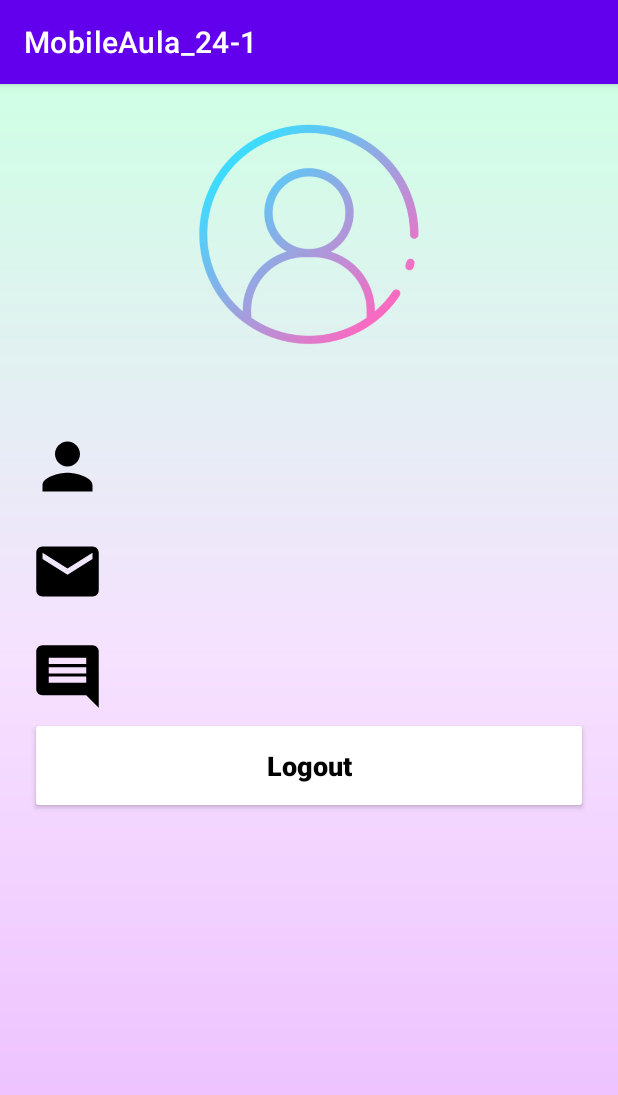
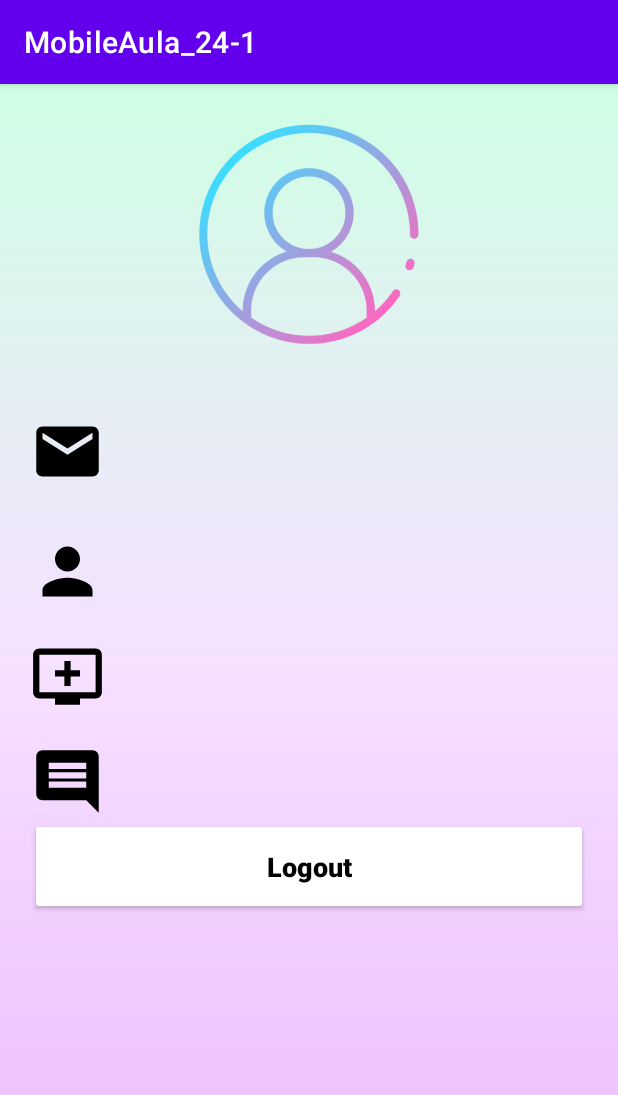
Before and after one commit to machado-gabys/Dev-Mobile-2024-1, an Android app: the PagInicial screen opened directly, with no data from a screen before it, on a phone screen of 412 x 824 dp. Shown: the top 1095 px of the screen. Run offline under Robolectric (Android 15) with nearby library versions, the phone set to English and light mode, and no system bars; our stand-ins replace Volley.

Commit message:
Atividade 1 atualizada

```diff
--- a/Atividade1/app/src/main/AndroidManifest.xml
+++ b/Atividade1/app/src/main/AndroidManifest.xml
@@ -3,6 +3,7 @@
     xmlns:tools="http://schemas.android.com/tools">
 
     <uses-permission android:name="android.permission.INTERNET" />
+
 
 
     <application
--- a/Atividade1/app/src/main/java/com/example/mobileaula_24_1/PagInicial.java
+++ b/Atividade1/app/src/main/java/com/example/mobileaula_24_1/PagInicial.java
@@ -1,5 +1,6 @@
 package com.example.mobileaula_24_1;
 
+import android.annotation.SuppressLint;
 import android.os.Bundle;
 import android.util.Log;
 import android.widget.TextView;
@@ -22,12 +23,15 @@ public class PagInicial extends AppCompatActivity {
     private TextView textNomeUsuario;
     private TextView textPostUsuario;
     private TextView textComentarios;
+    private TextView textEmail;
 
+    @SuppressLint("MissingInflatedId")
     @Override
     protected void onCreate(Bundle savedInstanceState) {
         super.onCreate(savedInstanceState);
         setContentView(R.layout.activity_pag_inicial);
 
+        textEmail = findViewById(R.id.text_Email);
         textNomeUsuario = findViewById(R.id.text_Nome_Usuario);
         textPostUsuario = findViewById(R.id.text_Post_Usuario);
         textComentarios = findViewById(R.id.text_Comentarios);
@@ -37,6 +41,7 @@ public class PagInicial extends AppCompatActivity {
 
         // Verificar se o email não é nulo
         if (email != null) {
+            textEmail.setText(email);
             getUserDetails(email);
         } else {
             Toast.makeText(this, "Email não recebido.", Toast.LENGTH_SHORT).show();
--- /dev/null
+++ b/Atividade1/app/src/main/res/drawable/ic_post.xml
@@ -0,0 +1,5 @@
+<vector xmlns:android="http://schemas.android.com/apk/res/android" android:height="24dp" android:tint="#000000" android:viewportHeight="24" android:viewportWidth="24" android:width="24dp">
+
+    <path android:fillColor="@android:color/white" android:pathData="M21,3L3,3c-1.11,0 -2,0.89 -2,2v12c0,1.1 0.89,2 2,2h5v2h8v-2h5c1.1,0 1.99,-0.9 1.99,-2L23,5c0,-1.11 -0.9,-2 -2,-2zM21,17L3,17L3,5h18v12zM16,10v2h-3v3h-2v-3L8,12v-2h3L11,7h2v3h3z"/>
+
+</vector>
--- a/Atividade1/app/src/main/res/layout/activity_pag_inicial.xml
+++ b/Atividade1/app/src/main/res/layout/activity_pag_inicial.xml
@@ -16,6 +16,27 @@
         app:layout_constraintStart_toStartOf="parent"
         app:layout_constraintEnd_toEndOf="parent"
         app:layout_constraintTop_toTopOf="parent"/>
+    <ImageView
+        android:id="@+id/ic_Email"
+        android:layout_width="50dp"
+        android:layout_height="50dp"
+        android:src="@drawable/ic_email"
+        android:layout_marginStart="20dp"
+        android:layout_marginTop="20dp"
+        app:layout_constraintTop_toBottomOf="@id/logo"
+        app:layout_constraintStart_toStartOf="parent"/>
+
+    <TextView
+        android:id="@+id/text_Email"
+        android:layout_width="wrap_content"
+        android:layout_height="wrap_content"
+        android:textColor="@color/black"
+        android:textSize="20sp"
+        android:textStyle="bold"
+        android:layout_marginTop="40dp"
+        android:layout_marginStart="25dp"
+        app:layout_constraintTop_toBottomOf="@id/logo"
+        app:layout_constraintStart_toEndOf="@id/ic_Email"/>
 
     <ImageView
         android:id="@+id/icone_user"
@@ -24,7 +45,7 @@
         android:src="@drawable/ic_person"
         android:layout_marginStart="20dp"
         android:layout_marginTop="30dp"
-        app:layout_constraintTop_toBottomOf="@id/logo"
+        app:layout_constraintTop_toBottomOf="@id/ic_Email"
         app:layout_constraintStart_toStartOf="parent"/>
 
     <!-- Correção aqui: mudar de EditText para TextView -->
@@ -37,14 +58,14 @@
         android:textStyle="bold"
         android:layout_marginTop="40dp"
         android:layout_marginStart="25dp"
-        app:layout_constraintTop_toBottomOf="@id/logo"
+        app:layout_constraintTop_toBottomOf="@id/text_Email"
         app:layout_constraintStart_toEndOf="@id/icone_user"/>
 
     <ImageView
-        android:id="@+id/icone_Email"
+        android:id="@+id/icone_post"
         android:layout_width="50dp"
         android:layout_height="50dp"
-        android:src="@drawable/ic_email"
+        android:src="@drawable/ic_post"
         android:layout_marginStart="20dp"
         android:layout_marginTop="20dp"
         app:layout_constraintTop_toBottomOf="@id/icone_user"
@@ -69,7 +90,7 @@
         android:src="@drawable/icone_comentario"
         android:layout_marginStart="20dp"
         android:layout_marginTop="20dp"
-        app:layout_constraintTop_toBottomOf="@id/icone_Email"
+        app:layout_constraintTop_toBottomOf="@id/icone_post"
         app:layout_constraintStart_toStartOf="parent"/>
 
     <TextView
```
